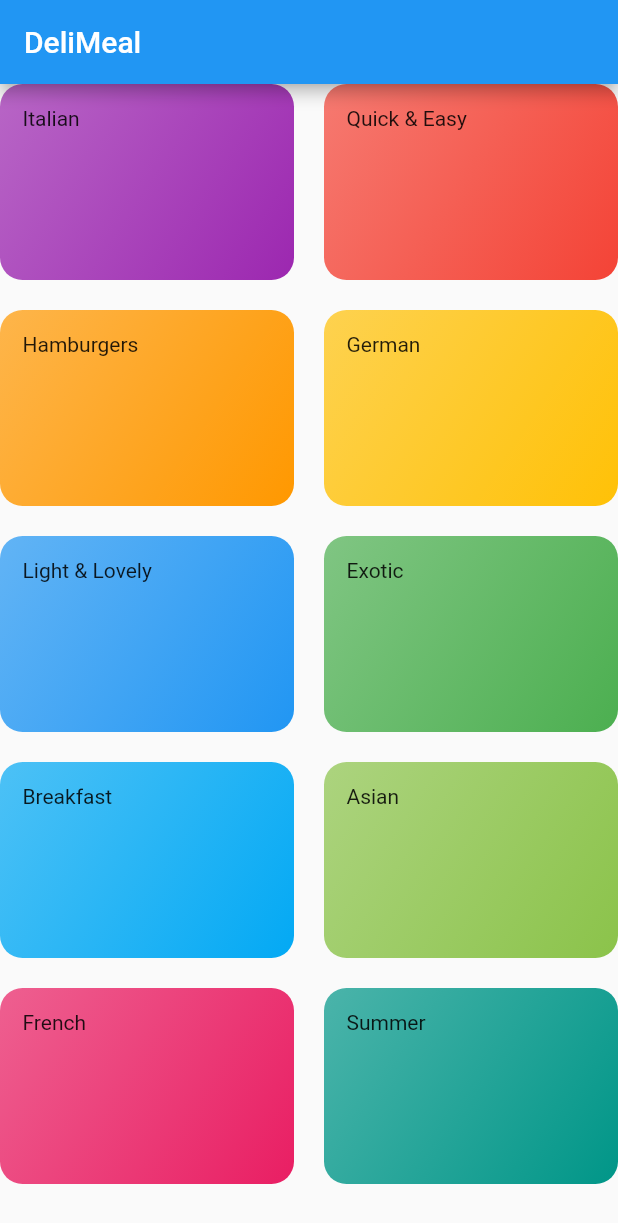
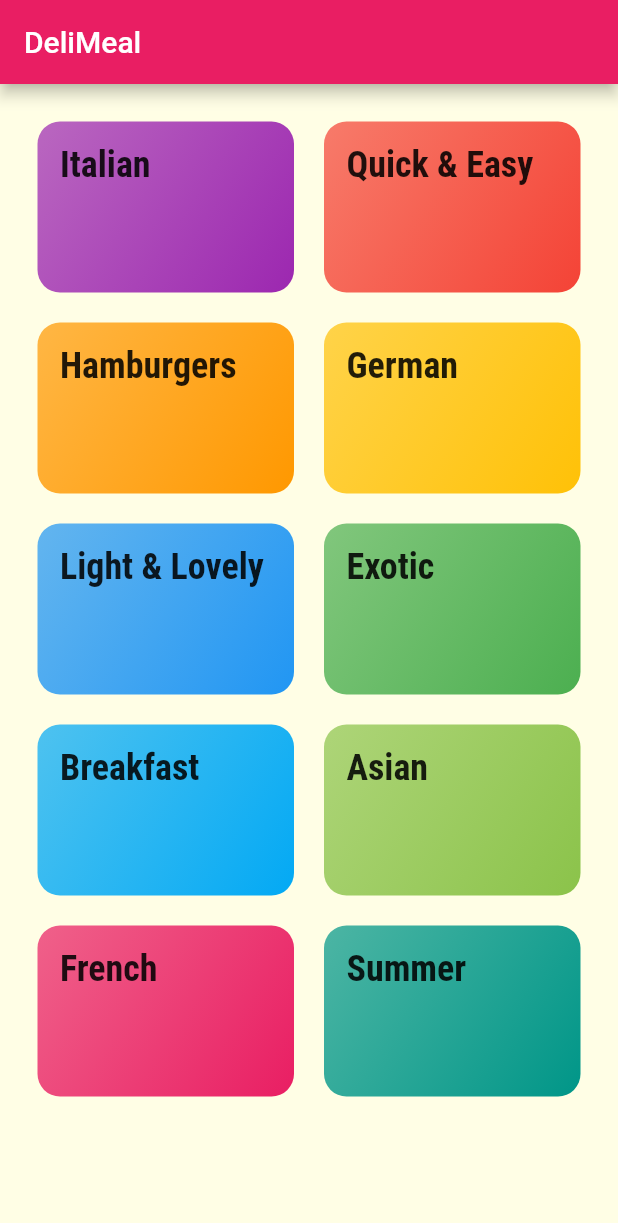
Before and after one commit to jhunderdog/mealapp, a Flutter app: the screen it shows after launch, on a phone screen of 412 x 824 dp. Shown: the top 1223 px of the screen. Run offline on Flutter 3.47's test engine with Material 2 defaults, Android fonts, the phone set to English and light mode, and no system bars; Roboto replaces fonts that are missing (Railway).

```diff
--- a/lib/categories_screen.dart
+++ b/lib/categories_screen.dart
@@ -10,6 +10,7 @@ class CategoriesScreen extends StatelessWidget {
           title: const Text('DeliMeal'),
         ),
         body: GridView(
+          padding: const EdgeInsets.all(25),
           children: DUMMY_CATEGORIES
               .map((catData) => CategoryItem(
                     catData.title,
--- a/lib/category_item.dart
+++ b/lib/category_item.dart
@@ -1,15 +1,32 @@
 import 'package:flutter/material.dart';
+import 'package:mealapp/category_meals_screen.dart';
 
 class CategoryItem extends StatelessWidget {
   final String title;
   final Color color;
   CategoryItem(this.title, this.color);
+  void selectCategory(BuildContext ctx) {
+    Navigator.of(ctx).push(
+      MaterialPageRoute(
+        builder: (_) {
+          return CategoryMealsScreen();
+        },
+      ),
+    );
+  }
 
   @override
   Widget build(BuildContext context) {
-    return Container(
+    return InkWell(
+      onTap: () => selectCategory(context),
+      splashColor: Theme.of(context).primaryColor,
+      borderRadius: BorderRadius.circular(15),
+      child: Container(
         padding: const EdgeInsets.all(15),
-      child: Text(title),
+        child: Text(
+          title,
+          style: Theme.of(context).textTheme.title,
+        ),
         decoration: BoxDecoration(
           gradient: LinearGradient(
             colors: [
@@ -21,6 +38,7 @@ class CategoryItem extends StatelessWidget {
           ),
           borderRadius: BorderRadius.circular(15),
         ),
+      ),
     );
   }
 }
--- a/lib/main.dart
+++ b/lib/main.dart
@@ -12,8 +12,22 @@ class MyApp extends StatelessWidget {
     return MaterialApp(
       title: 'DeliMeals',
       theme: ThemeData(
-        primarySwatch: Colors.blue,
-      ),
+          primarySwatch: Colors.pink,
+          accentColor: Colors.amber,
+          canvasColor: Color.fromRGBO(255, 254, 229, 1),
+          fontFamily: 'Railway',
+          textTheme: ThemeData.light().textTheme.copyWith(
+              body1: TextStyle(
+                color: Color.fromRGBO(20, 51, 51, 1),
+              ),
+              body2: TextStyle(
+                color: Color.fromRGBO(20, 51, 51, 1),
+              ),
+              title: TextStyle(
+                fontSize: 24,
+                fontFamily: 'RobotoCondensed',
+                fontWeight: FontWeight.bold,
+              ))),
       home: CategoriesScreen(),
     );
   }
```
Also changed, not shown: lib/category_meals_screen.dart (added, +14 -0 lines), pubspec.yaml (+18 -11 lines), assets/fonts/Raleway-Black.ttf (added), assets/fonts/Raleway-Bold.ttf (added), assets/fonts/Raleway-Regular.ttf (added), assets/fonts/RobotoCondensed-Bold.ttf (added), assets/fonts/RobotoCondensed-Italic.ttf (added), assets/fonts/RobotoCondensed-Light.ttf (added), assets/fonts/RobotoCondensed-Regular.ttf (added). Lines whose indentation alone changed are shown as unchanged.
